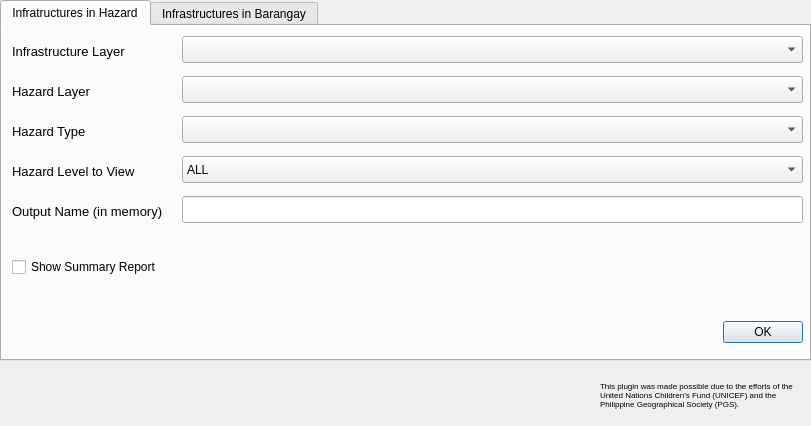
This is mhcvam_infrastructures_dialog.ui in benhur07b/mhcvam as Qt 5 draws it before an edit. The edited form follows.
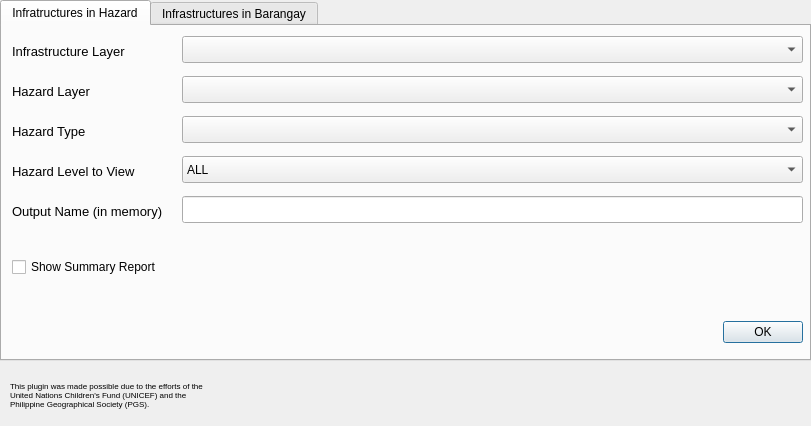
This is the edited form. Icons and pictures are not drawn. Custom widgets are drawn as their Qt base class.

Patch:
```diff
--- a/mhcvam_infrastructures_dialog.ui
+++ b/mhcvam_infrastructures_dialog.ui
@@ -632,7 +632,7 @@
   <widget class="QLabel" name="label">
    <property name="geometry">
     <rect>
-     <x>600</x>
+     <x>10</x>
      <y>370</y>
      <width>201</width>
      <height>51</height>
@@ -668,7 +668,7 @@
   <widget class="QLabel" name="logopgs">
    <property name="geometry">
     <rect>
-     <x>220</x>
+     <x>540</x>
      <y>370</y>
      <width>51</width>
      <height>51</height>
@@ -684,7 +684,7 @@
   <widget class="QLabel" name="logounicef">
    <property name="geometry">
     <rect>
-     <x>10</x>
+     <x>600</x>
      <y>370</y>
      <width>201</width>
      <height>51</height>
```
